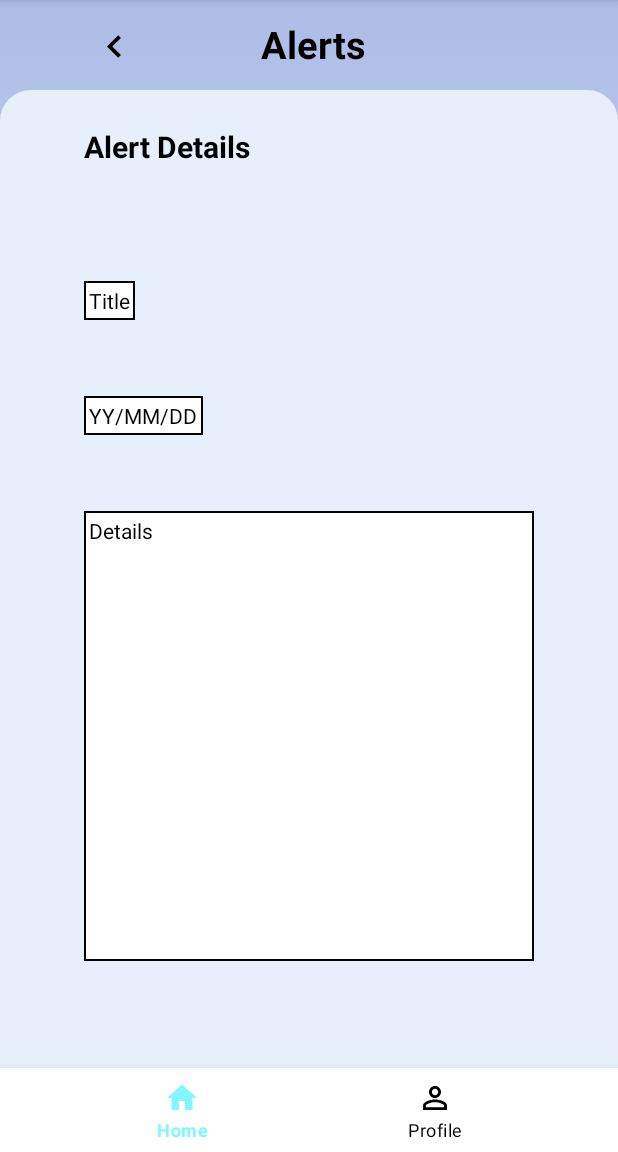
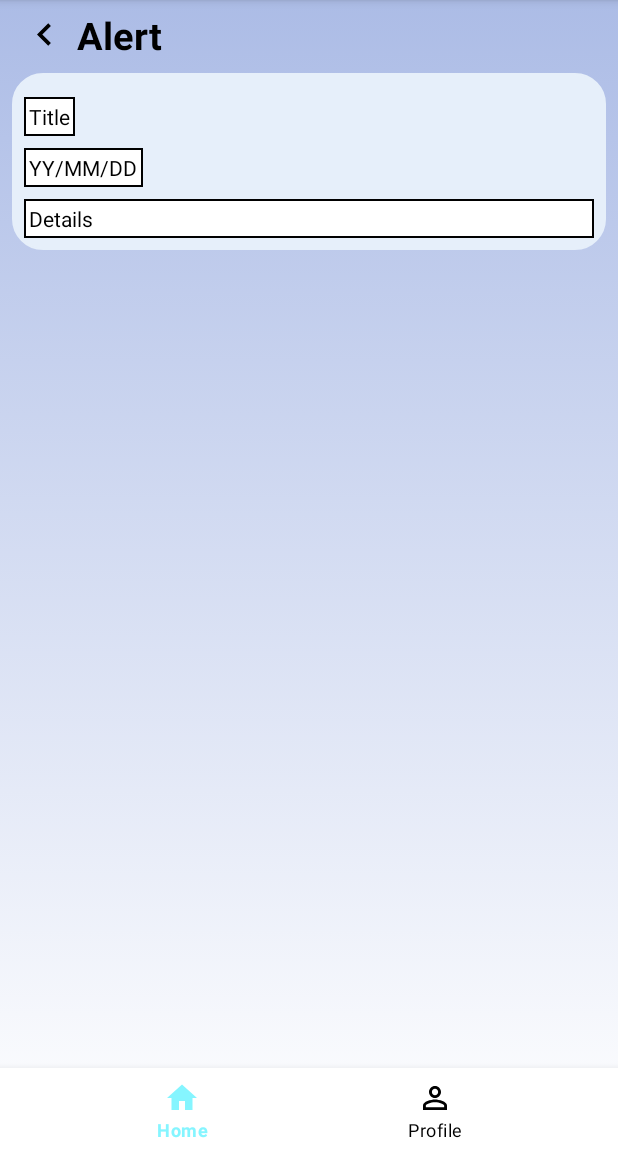
Before and after one commit to Baemee/FYP-22-S2-21-Mobile, an Android app: the AlertDetail screen opened directly, with no data from a screen before it, on a phone screen of 412 x 824 dp, the part 84-1236 px from its top. Run offline under Robolectric (Android 15) with nearby library versions, the phone set to English and light mode, and no system bars; our stand-ins replace Volley; network calls fail.

Commit message:
Update UI for alert, profile, bills

```diff
--- a/app/src/main/res/layout/activity_alert_detail.xml
+++ b/app/src/main/res/layout/activity_alert_detail.xml
@@ -7,64 +7,85 @@
     android:background="@drawable/gradient_background"
     tools:context=".AlertDetail">
 
-    <TextView
-        android:id="@+id/tv_AlertDetailBox"
-        android:layout_width="match_parent"
-        android:layout_height="match_parent"
-        android:layout_marginTop="60dp"
-        android:background="@drawable/whitebutton_border"
-
-        android:backgroundTint="@color/lightblue"
+    <ImageView
+        android:id="@+id/img_back"
+        android:layout_width="43dp"
+        android:layout_height="30dp"
+        android:layout_marginStart="@dimen/bt_margin"
+        android:layout_marginTop="@dimen/bt_margin"
         app:layout_constraintEnd_toEndOf="parent"
         app:layout_constraintHorizontal_bias="0.0"
         app:layout_constraintStart_toStartOf="parent"
-        app:layout_constraintTop_toTopOf="parent" />
+        app:layout_constraintTop_toTopOf="parent"
+        app:srcCompat="@drawable/back" />
+
+    <TextView
+        android:id="@+id/tv_TopTitle"
+        android:layout_width="wrap_content"
+        android:layout_height="wrap_content"
+        android:text="Alert"
+        android:textColor="@color/black"
+        android:textSize="25dp"
+        android:textStyle="bold"
+        app:layout_constraintBottom_toBottomOf="@+id/img_back"
+        app:layout_constraintEnd_toEndOf="parent"
+        app:layout_constraintHorizontal_bias="0.0"
+        app:layout_constraintStart_toEndOf="@id/img_back"
+        app:layout_constraintTop_toTopOf="@+id/img_back" />
+
+    <ScrollView
+        android:layout_width="match_parent"
+        android:layout_height="wrap_content"
+        android:paddingBottom="100dp"
+        app:layout_constraintEnd_toEndOf="parent"
+        app:layout_constraintStart_toStartOf="parent"
+        app:layout_constraintTop_toBottomOf="@id/tv_TopTitle">
+
+        <LinearLayout
+            android:id="@+id/ll_AlertDetailBox"
+            android:layout_width="match_parent"
+            android:layout_height="match_parent"
+            android:layout_margin="@dimen/bt_margin"
+            android:background="@drawable/whitebutton_border"
+            android:backgroundTint="@color/lightblue"
+            android:orientation="vertical"
+            android:padding="@dimen/bt_margin">
 
             <TextView
                 android:id="@+id/tv_AlertTitle"
                 android:layout_width="wrap_content"
                 android:layout_height="wrap_content"
+                android:layout_marginTop="@dimen/bt_margin"
                 android:background="@drawable/whitebox"
-        android:padding="3dp"
+                android:padding="@dimen/bt_padding"
                 android:text="Title"
                 android:textAlignment="center"
-        android:textColor="@color/black"
-
-        app:layout_constraintBottom_toTopOf="@+id/tv_AlertDetail"
-        app:layout_constraintStart_toStartOf="@+id/textView18"
-        app:layout_constraintTop_toTopOf="@+id/tv_AlertDetailBox" />
+                android:textColor="@color/black" />
 
             <TextView
+                android:id="@+id/tv_AlertDate"
                 android:layout_width="wrap_content"
                 android:layout_height="wrap_content"
-        android:id="@+id/tv_AlertDate"
+                android:layout_marginTop="@dimen/bt_margin"
+                android:background="@drawable/whitebox"
+                android:padding="@dimen/bt_padding"
                 android:text="YY/MM/DD"
-        android:textColor="@color/black"
-        android:background="@drawable/whitebox"
                 android:textAlignment="center"
-        android:padding="3dp"
-
-        app:layout_constraintTop_toBottomOf="@+id/tv_AlertTitle"
-        app:layout_constraintStart_toStartOf="@+id/tv_AlertDetail"
-        app:layout_constraintBottom_toTopOf="@+id/tv_AlertDetail"
-
-        />
+                android:textColor="@color/black" />
 
             <TextView
-        android:layout_width="300dp"
-        android:layout_height="300dp"
                 android:id="@+id/tv_AlertDetail"
+                android:layout_width="match_parent"
+                android:layout_height="wrap_content"
+                android:layout_marginTop="@dimen/bt_margin"
+                android:background="@drawable/whitebox"
+                android:padding="@dimen/bt_padding"
                 android:text="Details"
-        android:textColor="@color/black"
-        android:background="@drawable/whitebox"
-        android:padding="3dp"
+                android:textColor="@color/black" />
 
-        app:layout_constraintTop_toBottomOf="@+id/tv_AlertTitle"
-        app:layout_constraintStart_toStartOf="@+id/tv_AlertDetailBox"
-        app:layout_constraintEnd_toEndOf="@+id/tv_AlertDetailBox"
-        app:layout_constraintBottom_toBottomOf="@+id/tv_AlertDetailBox"
+        </LinearLayout>
 
-        />
+    </ScrollView>
 
     <com.google.android.material.bottomnavigation.BottomNavigationView
         android:id="@+id/bottom_navigation"
@@ -78,43 +99,6 @@
         app:layout_constraintBottom_toBottomOf="parent"
         app:layout_constraintLeft_toLeftOf="parent"
         app:layout_constraintRight_toRightOf="parent"
-        app:menu="@navigation/bottom_nav"/>
+        app:menu="@navigation/bottom_nav" />
 
-    <ImageView
-        android:id="@+id/img_back"
-        android:layout_width="43dp"
-        android:layout_height="30dp"
-        android:layout_marginStart="48dp"
-        android:layout_marginTop="16dp"
-        app:layout_constraintEnd_toStartOf="@+id/tv_TopTitle"
-        app:layout_constraintHorizontal_bias="0.078"
-        app:layout_constraintStart_toStartOf="parent"
-        app:layout_constraintTop_toTopOf="parent"
-        app:srcCompat="@drawable/back" />
-
-    <TextView
-        android:id="@+id/tv_TopTitle"
-        android:layout_width="wrap_content"
-        android:layout_height="wrap_content"
-        android:layout_marginTop="12dp"
-        android:layout_marginEnd="168dp"
-        android:text="Alerts"
-        android:textColor="@color/black"
-        android:textSize="25dp"
-        android:textStyle="bold"
-        app:layout_constraintEnd_toEndOf="parent"
-        app:layout_constraintTop_toTopOf="parent" />
-
-    <TextView
-        android:id="@+id/textView18"
-        android:layout_width="wrap_content"
-        android:layout_height="wrap_content"
-        android:layout_marginStart="56dp"
-        android:layout_marginTop="24dp"
-        android:text="Alert Details"
-        android:textColor="@color/black"
-        android:textSize="20dp"
-        android:textStyle="bold"
-        app:layout_constraintStart_toStartOf="parent"
-        app:layout_constraintTop_toTopOf="@+id/tv_AlertDetailBox" />
 </androidx.constraintlayout.widget.ConstraintLayout>
--- a/app/src/main/res/layout/activity_update_profile.xml
+++ b/app/src/main/res/layout/activity_update_profile.xml
@@ -21,7 +21,7 @@
         app:srcCompat="@drawable/back" />
 
     <TextView
-        android:id="@+id/textview12"
+        android:id="@+id/tv_TopTitle"
         android:layout_width="wrap_content"
         android:layout_height="wrap_content"
         android:text="Profile"
@@ -40,7 +40,7 @@
         android:paddingBottom="100dp"
         app:layout_constraintEnd_toEndOf="parent"
         app:layout_constraintStart_toStartOf="parent"
-        app:layout_constraintTop_toBottomOf="@id/textview12">
+        app:layout_constraintTop_toBottomOf="@id/tv_TopTitle">
 
         <LinearLayout
             android:layout_width="match_parent"
--- a/app/src/main/res/values/dimens.xml
+++ b/app/src/main/res/values/dimens.xml
@@ -1,3 +1,4 @@
 <resources>
       <dimen name="fab_margin">16dp</dimen>
-   </resources>
+    <dimen name="bt_padding">3dp</dimen>
+</resources>
```
Also changed, not shown: app/src/main/res/layout/activity_alert.xml (+59 -85 lines), app/src/main/res/layout/activity_bills.xml (+37 -33 lines). Lines whose indentation alone changed are shown as unchanged.
